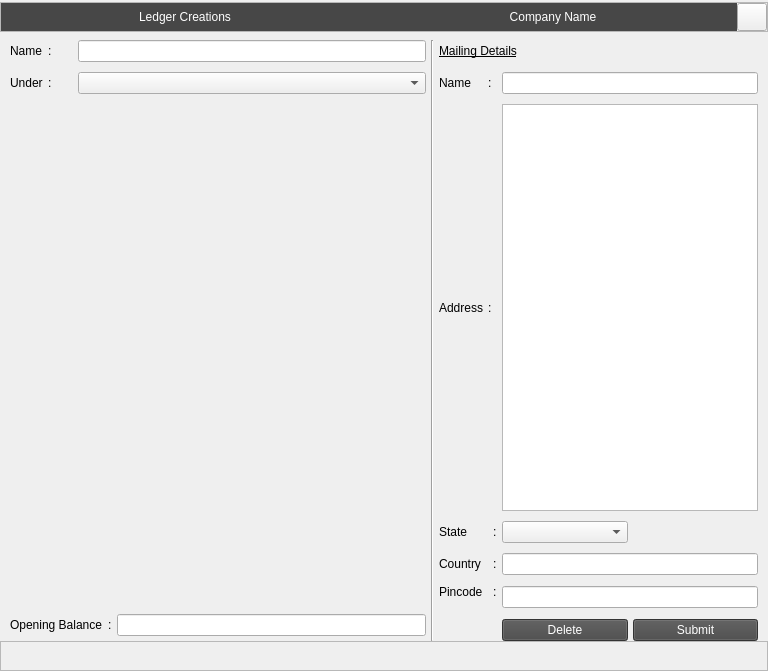
Above: Resources/Ui/LedgerCreate.ui from Darshitjivani/MBAS before the change. Below: the same form after it.
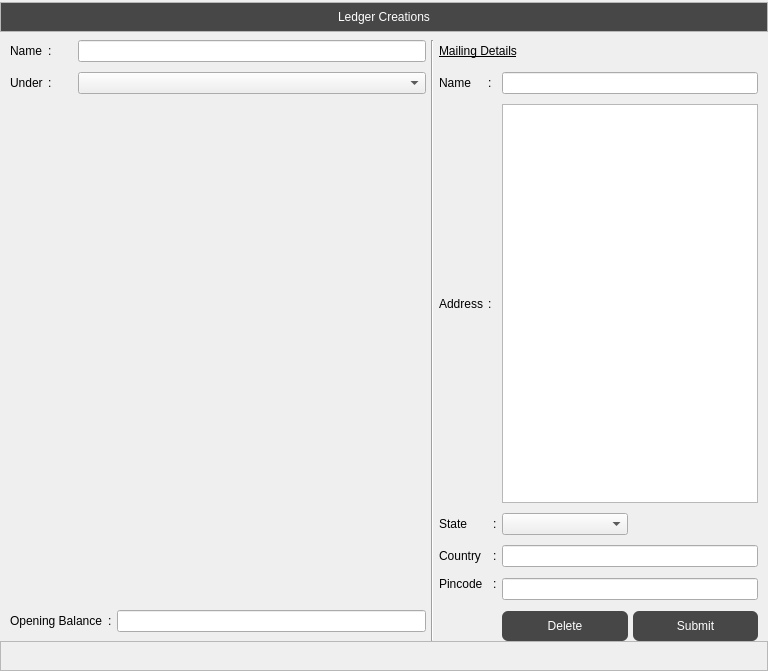
That is the form after the change. Icons and pictures are not drawn.

Diff of the .ui file:
```diff
--- a/Resources/Ui/LedgerCreate.ui
+++ b/Resources/Ui/LedgerCreate.ui
@@ -44,6 +44,25 @@
       <property name="layoutDirection">
        <enum>Qt::LeftToRight</enum>
       </property>
+      <property name="styleSheet">
+       <string notr="true">QPushButton{
+
+	font: 75 10pt &quot;Sitka Small&quot;;
+border-radius:06px;
+background-color: rgb(71, 71, 71);
+color: rgb(255, 255, 255);
+
+
+}
+QPushButton:selected {
+  background: #1464A0;
+  color: #19232d;
+}
+
+
+
+</string>
+      </property>
       <layout class="QGridLayout" name="gridLayout_3">
        <property name="leftMargin">
         <number>10</number>
@@ -104,10 +123,14 @@
        </item>
        <item row="7" column="9">
         <widget class="QPushButton" name="pbDelete">
+         <property name="minimumSize">
+          <size>
+           <width>0</width>
+           <height>30</height>
+          </size>
+         </property>
          <property name="styleSheet">
-          <string notr="true">background-color: rgb(71, 71, 71);
-color: rgb(255, 255, 255);
-</string>
+          <string notr="true"/>
          </property>
          <property name="text">
           <string>Delete</string>
@@ -151,10 +174,14 @@
        </item>
        <item row="7" column="10">
         <widget class="QPushButton" name="pbSubmit">
+         <property name="minimumSize">
+          <size>
+           <width>0</width>
+           <height>30</height>
+          </size>
+         </property>
          <property name="styleSheet">
-          <string notr="true">background-color: rgb(71, 71, 71);
-color: rgb(255, 255, 255);
-</string>
+          <string notr="true"/>
          </property>
          <property name="text">
           <string>Submit</string>
@@ -346,35 +373,6 @@
        <property name="spacing">
         <number>0</number>
        </property>
-       <item row="0" column="2">
-        <widget class="QPushButton" name="pushButton">
-         <property name="minimumSize">
-          <size>
-           <width>30</width>
-           <height>0</height>
-          </size>
-         </property>
-         <property name="maximumSize">
-          <size>
-           <width>30</width>
-           <height>30</height>
-          </size>
-         </property>
-         <property name="text">
-          <string/>
-         </property>
-         <property name="icon">
-          <iconset resource="../icons/icons.qrc">
-           <normaloff>:/newPrefix/icons/x.svg</normaloff>:/newPrefix/icons/x.svg</iconset>
-         </property>
-         <property name="iconSize">
-          <size>
-           <width>20</width>
-           <height>20</height>
-          </size>
-         </property>
-        </widget>
-       </item>
        <item row="0" column="0">
         <widget class="QLabel" name="lbLedgerCreations">
          <property name="maximumSize">
@@ -396,33 +394,6 @@
          </property>
         </widget>
        </item>
-       <item row="0" column="1">
-        <widget class="QLabel" name="lbCompanyName">
-         <property name="minimumSize">
-          <size>
-           <width>0</width>
-           <height>0</height>
-          </size>
-         </property>
-         <property name="maximumSize">
-          <size>
-           <width>16777215</width>
-           <height>30</height>
-          </size>
-         </property>
-         <property name="styleSheet">
-          <string notr="true">background-color: rgb(71, 71, 71);
-color: rgb(255, 255, 255);
-</string>
-         </property>
-         <property name="text">
-          <string>Company Name</string>
-         </property>
-         <property name="alignment">
-          <set>Qt::AlignCenter</set>
-         </property>
-        </widget>
-       </item>
       </layout>
      </widget>
     </item>
```
